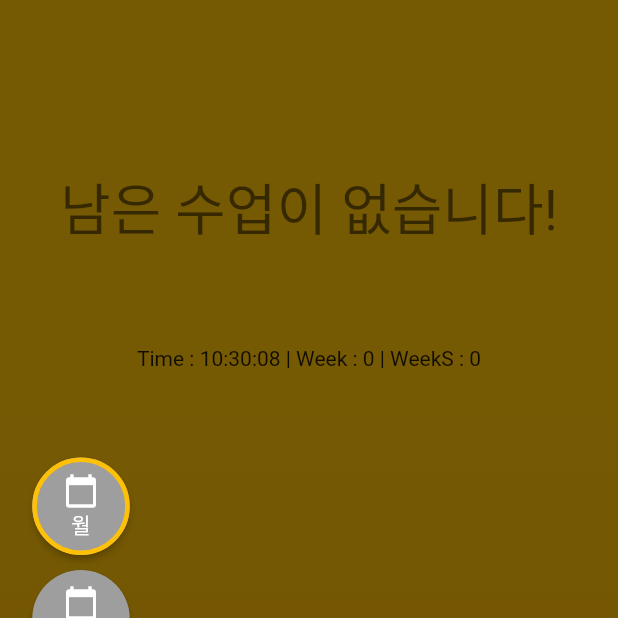
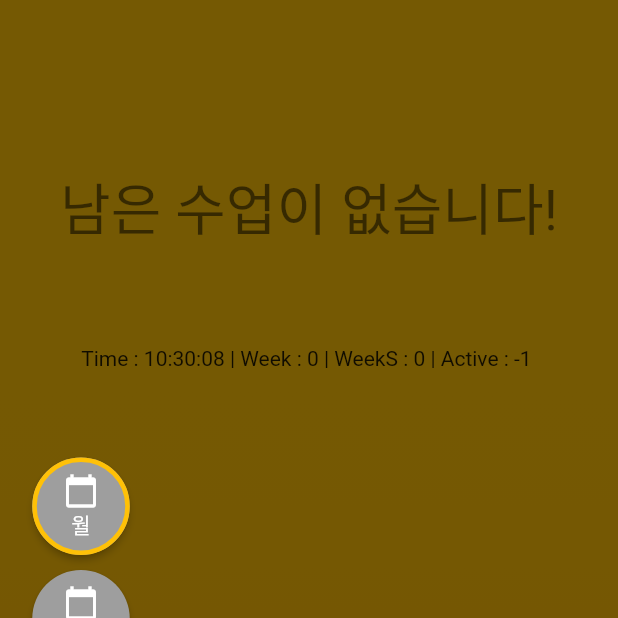
Before and after one commit to rooky0509/ontime, a Flutter app: the screen it shows after launch, with the side drawer open, on a phone screen of 412 x 824 dp, the top half of it. Run offline on Flutter 3.47's test engine with Material 2 defaults, Android fonts, the phone set to English and light mode, and no system bars; our stand-ins replace dio, shared_preferences.

Commit message:
변경전 마지막

```diff
--- a/lib/TimeTable.dart
+++ b/lib/TimeTable.dart
@@ -69,6 +69,10 @@ class _TimeTableState extends State<TimeTable> {
         weekActiveIndex = today.weekday-1;
         if(data[weekSelectIndex]==null) weekSelectIndex++;// = weekActiveIndex;
         int cellEndNextIndex = data[weekActiveIndex]!.indexWhere((element)=>element.remainDuration(today)["endYet"]);
+        print("""
+data[weekActiveIndex] : ${data[weekActiveIndex]}
+data[weekActiveIndex]!.indexWhere((element)=>element.remainDuration(today)["endYet"] : ${data[weekActiveIndex]!.indexWhere((element)=>element.remainDuration(today)["endYet"])}
+""");
         cellActiveIndex = cellEndNextIndex;
         timerTest++;
       });
@@ -204,7 +208,7 @@ class _TimeTableState extends State<TimeTable> {
                 func: (e){},
                 isMainCell: true)//Cell(label: "1교시$timerTest",subject: "과학",detail: "가나다",start: [08,30,00], end: [09,20,00]))
             ),
-            Positioned(bottom: 0, child: Text("Time : ${DateFormat.Hms().format(today)} | Week : $weekActiveIndex | WeekS : $weekSelectIndex")),
+            Positioned(bottom: 0, child: Text("Time : ${DateFormat.Hms().format(today)} | Week : $weekActiveIndex | WeekS : $weekSelectIndex | Active : $cellActiveIndex ")),
           ],
         ),
         Expanded(
```
